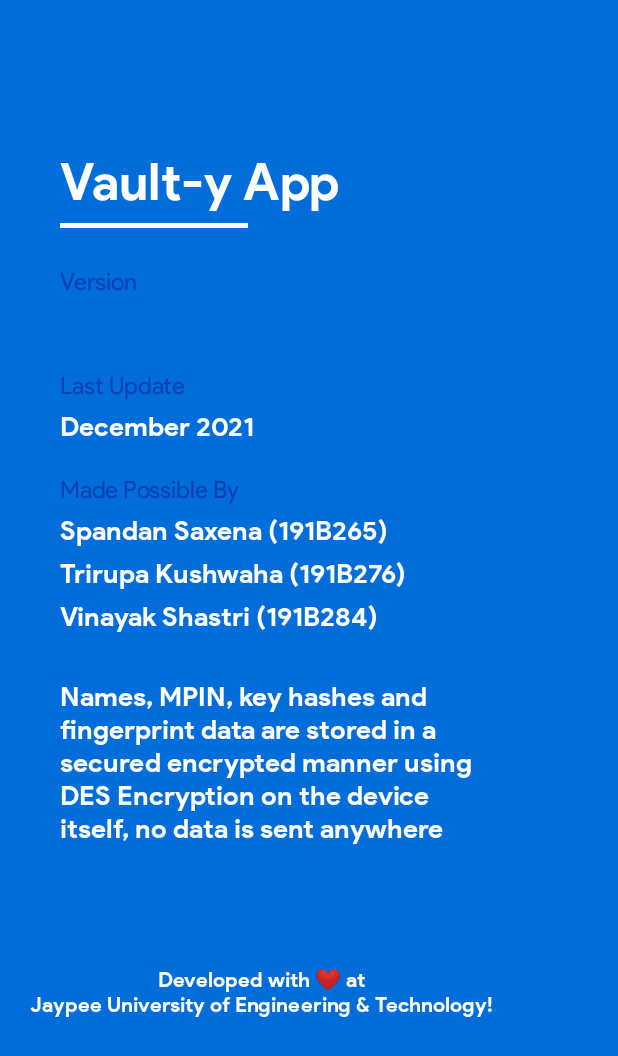
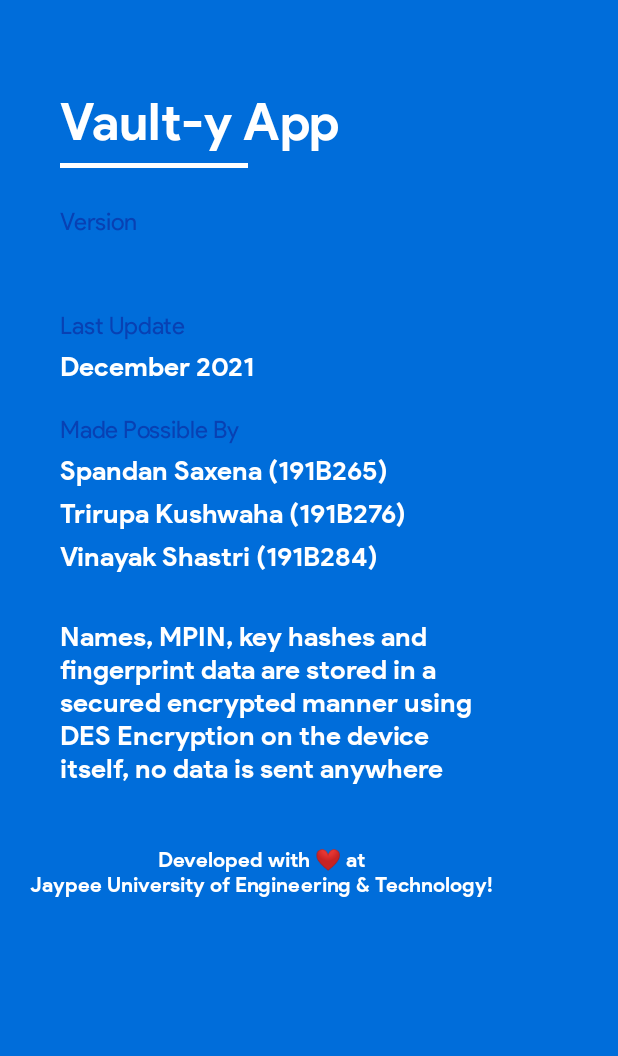
Before and after one commit to the-rebooted-coder/Vault-y, an Android app: the About screen opened directly, with no data from a screen before it, on a phone screen of 412 x 824 dp. Shown: the top 1056 px of the screen. Run offline under Robolectric (Android 15) with nearby library versions, the phone set to English and light mode, and no system bars.

Commit message:
Night and Dark Mode About

```diff
--- a/app/src/main/res/layout-night/activity_about.xml
+++ b/app/src/main/res/layout-night/activity_about.xml
@@ -1,10 +1,8 @@
 <?xml version="1.0" encoding="utf-8"?>
 <RelativeLayout xmlns:android="http://schemas.android.com/apk/res/android"
-    xmlns:app="http://schemas.android.com/apk/res-auto"
     xmlns:tools="http://schemas.android.com/tools"
     android:layout_width="match_parent"
     android:layout_height="match_parent"
-    android:background="#006dda"
     tools:context=".About">
 
     <TextView
@@ -13,7 +11,7 @@
         android:layout_height="wrap_content"
         android:layout_alignParentStart="true"
         android:layout_marginStart="40dp"
-        android:layout_marginTop="100dp"
+        android:layout_marginTop="60dp"
         android:fontFamily="@font/productsansbold"
         android:text="@string/app_name_extended"
         android:textColor="@color/white"
@@ -47,7 +45,7 @@
                 android:layout_marginStart="40dp"
                 android:layout_marginTop="25dp"
                 android:fontFamily="@font/productsans"
-                android:textColor="#0841B3"/>
+                android:textColor="#919191"/>
             <TextView
                 android:id="@+id/versionName"
                 android:layout_width="wrap_content"
@@ -67,7 +65,7 @@
                 android:layout_marginTop="20dp"
                 android:fontFamily="@font/productsans"
                 android:text="@string/last_update"
-                android:textColor="#0841B3"
+                android:textColor="#919191"
                 android:textSize="16sp" />
             <TextView
                 android:id="@+id/lastUpdate"
@@ -88,7 +86,7 @@
                 android:layout_marginTop="20dp"
                 android:fontFamily="@font/productsans"
                 android:text="@string/made_possible_by"
-                android:textColor="#0841B3"
+                android:textColor="#919191"
                 android:textSize="16sp" />
             <TextView
                 android:id="@+id/devNameOne"
@@ -139,7 +137,7 @@
                 android:layout_marginStart="20dp"
                 android:layout_marginEnd="20dp"
                 android:gravity="center"
-                android:layout_marginTop="80dp"
+                android:layout_marginTop="40dp"
                 android:layout_marginBottom="30dp"
                 android:fontFamily="@font/productsansbold"
                 android:text="@string/developed_at"
--- a/app/src/main/res/layout/activity_about.xml
+++ b/app/src/main/res/layout/activity_about.xml
@@ -1,6 +1,5 @@
 <?xml version="1.0" encoding="utf-8"?>
 <RelativeLayout xmlns:android="http://schemas.android.com/apk/res/android"
-    xmlns:app="http://schemas.android.com/apk/res-auto"
     xmlns:tools="http://schemas.android.com/tools"
     android:layout_width="match_parent"
     android:layout_height="match_parent"
@@ -13,7 +12,7 @@
         android:layout_height="wrap_content"
         android:layout_alignParentStart="true"
         android:layout_marginStart="40dp"
-        android:layout_marginTop="100dp"
+        android:layout_marginTop="60dp"
         android:fontFamily="@font/productsansbold"
         android:text="@string/app_name_extended"
         android:textColor="@color/white"
@@ -139,7 +138,7 @@
             android:layout_marginStart="20dp"
             android:layout_marginEnd="20dp"
             android:gravity="center"
-            android:layout_marginTop="80dp"
+            android:layout_marginTop="40dp"
             android:layout_marginBottom="30dp"
             android:fontFamily="@font/productsansbold"
             android:text="@string/developed_at"
```
